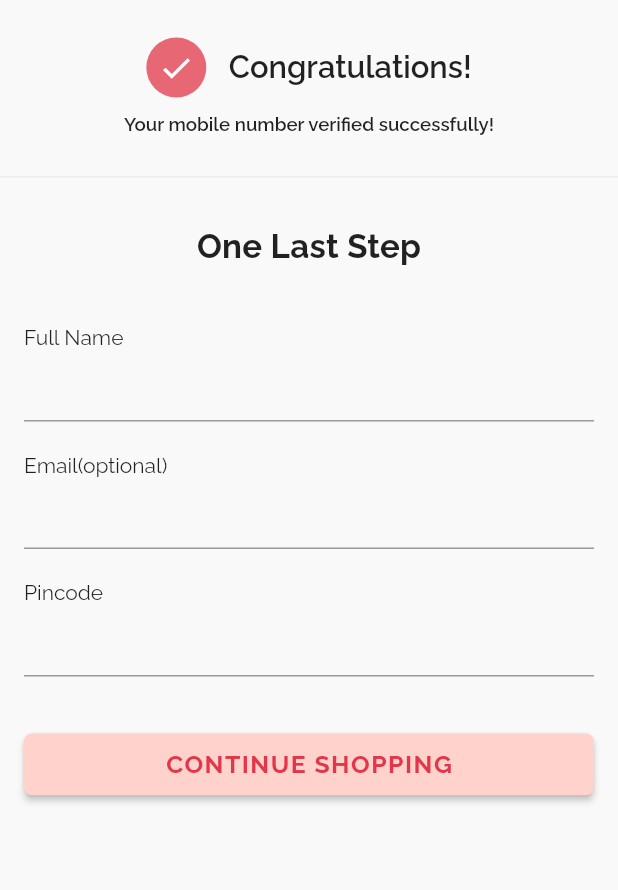
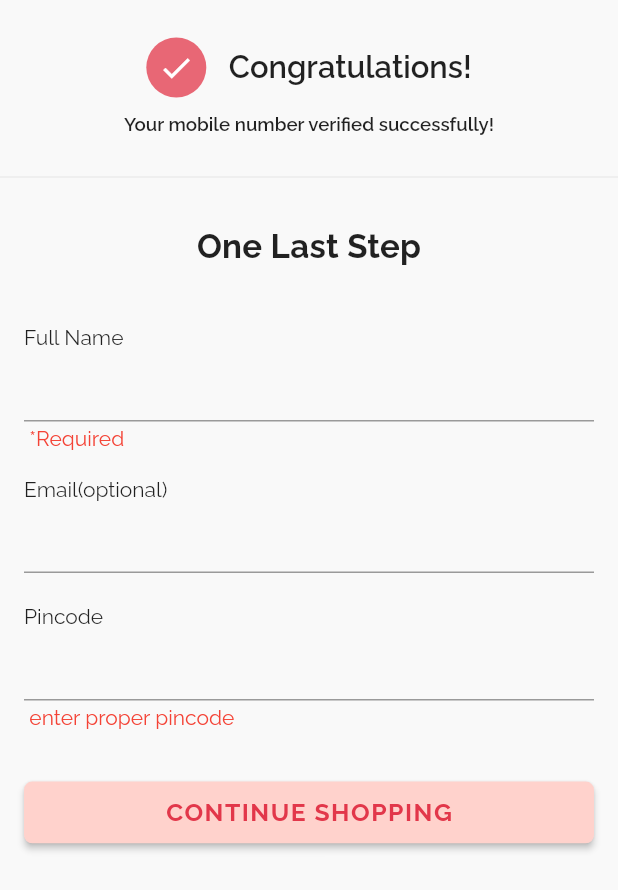
Before and after one commit to ChandraaShekar/grocery_user_app, a Flutter app: the Registration screen opened directly, after a tap on "CONTINUE SHOPPING", on a phone screen of 412 x 824 dp. Shown: the top 890 px of the screen. Run offline on Flutter 3.47's test engine with Material 2 defaults, Android fonts, the phone set to English and light mode, and no system bars; our stand-ins replace cached_network_image, carousel_slider, firebase_auth, firebase_core, flutter_icons, flutter_otp_text_field and 3 more; accounts and stored records are empty; network calls fail; project files that could hold a hidden picture were left out.

Commit message:
few changes

```diff
--- a/lib/auth/otp_page.dart
+++ b/lib/auth/otp_page.dart
@@ -102,6 +102,7 @@ class _OtpPageState extends State<OtpPage> {
                 ),
                 SizedBox(height: 8),
                 OtpTextField(
+                  textStyle: TextStyle(fontWeight: FontWeight.w600),
                   numberOfFields: 6,
                   enabledBorderColor: Colors.grey,
                   focusedBorderColor: Constants.kMain,
--- a/lib/auth/registration.dart
+++ b/lib/auth/registration.dart
@@ -126,13 +126,34 @@ class _RegistrationState extends State<Registration> {
                       ),
                       if (pincodeErr != '')
                         Text(
-                          ' *Required',
+                          pincodeErr,
                           style: TextStyle(color: Colors.red),
                         ),
                       SizedBox(height: 35),
                       PrimaryButton(
                         onPressed: () async {
-                          final User user = auth.currentUser;
+                          bool validated=true;
+                          if(name.text.toString()==''){
+                            nameErr='error';
+                            validated=false;
+                          }else{
+                            nameErr='';
+                          }
+                          if(pincode.text.toString()==''){
+                            pincodeErr=' *Required';
+                            validated=false;
+                          }else{
+                            pincodeErr='';
+                          }
+                          if(pincode.text.toString().length<6){
+                            pincodeErr=' enter proper pincode';
+                            validated=false;
+                          }else{
+                            pincodeErr='';
+                          }
+                          setState(() {});
+                          if(validated){
+                            final User user = auth.currentUser;
                           String authToken = await user.getIdToken(true);
                           var data = {
                             'auth_token': authToken,
@@ -142,7 +163,7 @@ class _RegistrationState extends State<Registration> {
                             'user_lng': "NONE",
                             'pincode': pincode.text,
                             'phone_no': user.phoneNumber,
-                            'email': email.text
+                            'email': email.text!=null?email.text:''
                           };
                           RegisterApiHandler registerHandler =
                               new RegisterApiHandler(data);
@@ -171,6 +192,7 @@ class _RegistrationState extends State<Registration> {
                           else {
                             print(response);
                           }
+                          }
                         },
                         backgroundColor: Constants.kButtonBackgroundColor,
                         textColor: Constants.kButtonTextColor,
--- a/lib/others/pack_desc.dart
+++ b/lib/others/pack_desc.dart
@@ -45,7 +45,7 @@ class _PackageDescriptionState extends State<PackageDescription> {
             topLeft: Radius.circular(30),
           ),
         ),
-        height: size.height / 5.5,
+        height: size.height / 4.55,
         width: MediaQuery.of(context).size.width,
         child: Column(
             mainAxisSize: MainAxisSize.max,
--- a/lib/products/product_list.dart
+++ b/lib/products/product_list.dart
@@ -106,7 +106,7 @@ class _ProductListState extends State<ProductList> {
                                       : "https://upload.wikimedia.org/wikipedia/commons/8/89/Tomato_je.jpg",
                                   imageBuilder: (context, imageProvider) =>
                                       Container(
-                                    width: size.width / 3.2,
+                                    width: size.width / 3.4,
                                     height: 105,
                                     decoration: BoxDecoration(
                                       image: DecorationImage(
--- a/lib/products/products_home.dart
+++ b/lib/products/products_home.dart
@@ -426,7 +426,7 @@ class _ProductsHomeState extends State<ProductsHome> {
                                 child: Row(
                                   children: [
                                     Image(
-                                        width: size.width * 0.94,
+                                        width: size.width * 0.92,
                                         fit: BoxFit.cover,
                                         image: AssetImage(
                                             'assets/images/minimum.png'))
```
Also changed, not shown: lib/auth/login.dart (+22 -14 lines), pubspec.lock.
